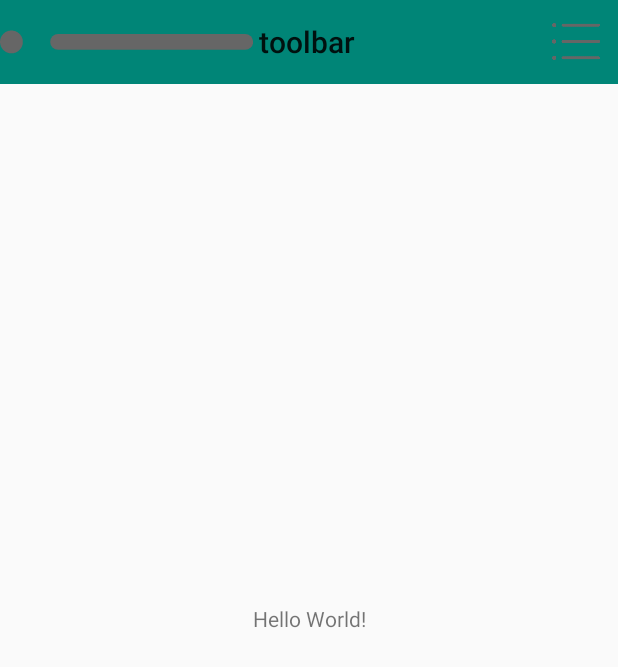
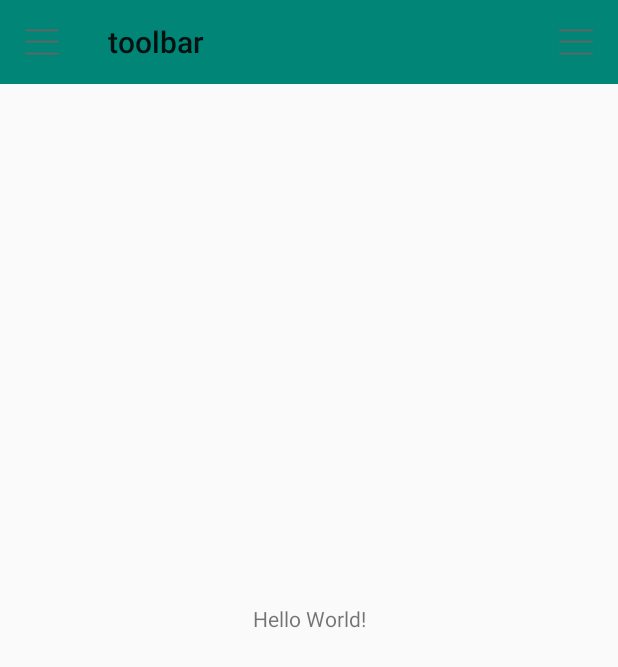
Before and after one commit to Tankmi/MaterialDesignDemo, an Android app: the screen it shows after launch (MainActivity), on a phone screen of 412 x 824 dp. Shown: the top 667 px of the screen. Run offline under Robolectric (Android 15) with nearby library versions, the phone set to English and light mode, and no system bars.

Commit message:
集成Androidx

```diff
--- a/app/src/main/AndroidManifest.xml
+++ b/app/src/main/AndroidManifest.xml
@@ -4,12 +4,14 @@
 
     <application
         android:name=".ApplicationData"
+
         android:allowBackup="true"
         android:icon="@mipmap/ic_launcher"
         android:label="@string/app_name"
         android:roundIcon="@mipmap/ic_launcher_round"
         android:supportsRtl="true"
-        android:theme="@style/AppTheme">
+        android:theme="@style/AppTheme"
+        >
         <activity android:name=".MainActivity"
             android:label="toolbar"
             >
--- a/app/src/main/res/layout/activity_main.xml
+++ b/app/src/main/res/layout/activity_main.xml
@@ -1,17 +1,17 @@
 <?xml version="1.0" encoding="utf-8"?>
-<android.support.constraint.ConstraintLayout xmlns:android="http://schemas.android.com/apk/res/android"
+<androidx.constraintlayout.widget.ConstraintLayout xmlns:android="http://schemas.android.com/apk/res/android"
     xmlns:app="http://schemas.android.com/apk/res-auto"
     xmlns:tools="http://schemas.android.com/tools"
     android:layout_width="match_parent"
     android:layout_height="match_parent"
     tools:context=".MainActivity">
 
-    <android.support.v7.widget.Toolbar
+    <androidx.appcompat.widget.Toolbar
         android:id="@+id/toolbar_title"
         android:background="@color/colorPrimary"
         app:layout_constraintTop_toTopOf="parent"
         android:layout_width="match_parent"
-        android:layout_height="?attr/actionBarSize"></android.support.v7.widget.Toolbar>
+        android:layout_height="?attr/actionBarSize"></androidx.appcompat.widget.Toolbar>
 
     <TextView
         android:layout_width="wrap_content"
@@ -22,4 +22,14 @@
         app:layout_constraintRight_toRightOf="parent"
         app:layout_constraintTop_toTopOf="parent" />
 
-</android.support.constraint.ConstraintLayout>
+    <FrameLayout
+        android:id="@+id/frame_main"
+        android:layout_width="wrap_content"
+        android:layout_height="wrap_content"
+        app:layout_constraintBottom_toBottomOf="parent"
+        app:layout_constraintLeft_toLeftOf="parent"
+        app:layout_constraintRight_toRightOf="parent"
+        app:layout_constraintTop_toTopOf="parent"
+        />
+
+</androidx.constraintlayout.widget.ConstraintLayout>
--- a/basisModule/src/main/AndroidManifest.xml
+++ b/basisModule/src/main/AndroidManifest.xml
@@ -1,9 +1,11 @@
-<manifest xmlns:android="http://schemas.android.com/apk/res/android" package="huitx.libztframework">
+<manifest xmlns:android="http://schemas.android.com/apk/res/android"
+    package="huitx.libztframework">
 
     <uses-permission android:name="android.permission.ACCESS_NETWORK_STATE"/>
 
     <application android:allowBackup="true" android:label="@string/app_name"
-        android:supportsRtl="true">
+        android:supportsRtl="true"
+        >
 
     </application>
 
--- a/basisModule/src/main/java/huitx/libztframework/utils/NetUtils.java
+++ b/basisModule/src/main/java/huitx/libztframework/utils/NetUtils.java
@@ -1,12 +1,11 @@
 package huitx.libztframework.utils;
 
-import android.app.Application;
 import android.content.Context;
 import android.content.res.Resources;
 import android.net.ConnectivityManager;
 import android.net.NetworkInfo;
-import android.support.annotation.NonNull;
 
+import androidx.annotation.NonNull;
 import huitx.libztframework.R;
 import huitx.libztframework.context.LibApplicationData;
 
--- a/basisModule/src/main/java/huitx/libztframework/utils/file/FileUtils.java
+++ b/basisModule/src/main/java/huitx/libztframework/utils/file/FileUtils.java
@@ -1,10 +1,6 @@
 package huitx.libztframework.utils.file;
 
 import android.content.Context;
-import android.os.Build;
-import android.support.annotation.RequiresApi;
-
-import java.io.BufferedOutputStream;
 import java.io.BufferedReader;
 import java.io.File;
 import java.io.FileInputStream;
```
Also changed, not shown: app/src/main/java/com/example/materialdesigndemo/HomeFragment.java (added, +20 -0 lines), app/src/main/java/com/example/materialdesigndemo/InfoFragment.java (added, +30 -0 lines), app/src/main/java/com/example/materialdesigndemo/MainActivity.java (+18 -0 lines), app/src/main/res/layout/fragment_home.xml (added, +18 -0 lines), basisModule/build.gradle (+6 -5 lines), basisModule/src/main/java/huitx/libztframework/view/FragmentSwitchTool.java (+4 -3 lines), app/src/main/res/drawable-hdpi/menu_icon.png.
